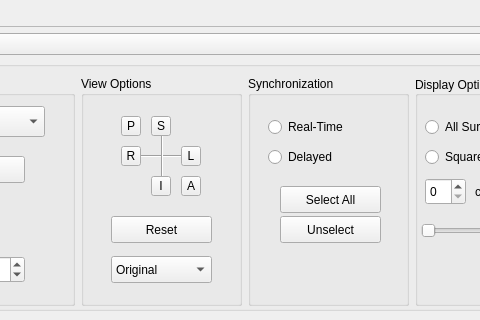
Above: src/ShapePopulationQT.ui from NIRALUser/ShapePopulationViewer before the change; both pictures show x 653 to 1133 and y 480 to 800 of the 1250 by 800 pixel window. Below: the same form after it.
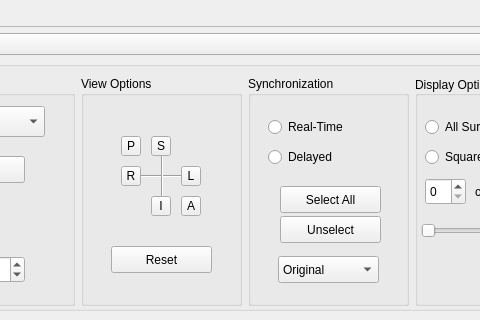
That is the form after the change. Custom widgets are drawn as their Qt base class.

Patch:
```diff
--- a/src/ShapePopulationQT.ui
+++ b/src/ShapePopulationQT.ui
@@ -418,11 +418,64 @@
          <property name="title">
           <string>View Options</string>
          </property>
+         <widget class="QPushButton" name="pushButton_VIEW_reset">
+          <property name="geometry">
+           <rect>
+            <x>30</x>
+            <y>170</y>
+            <width>101</width>
+            <height>27</height>
+           </rect>
+          </property>
+          <property name="text">
+           <string>Reset</string>
+          </property>
+         </widget>
+         <widget class="QWidget" name="widget" native="true">
+          <property name="geometry">
+           <rect>
+            <x>20</x>
+            <y>50</y>
+            <width>120</width>
+            <height>101</height>
+           </rect>
+          </property>
+          <widget class="QToolButton" name="toolButton_VIEW_A">
+           <property name="geometry">
+            <rect>
+             <x>80</x>
+             <y>70</y>
+             <width>20</width>
+             <height>20</height>
+            </rect>
+           </property>
+           <property name="minimumSize">
+            <size>
+             <width>20</width>
+             <height>20</height>
+            </size>
+           </property>
+           <property name="maximumSize">
+            <size>
+             <width>20</width>
+             <height>20</height>
+            </size>
+           </property>
+           <property name="baseSize">
+            <size>
+             <width>20</width>
+             <height>20</height>
+            </size>
+           </property>
+           <property name="text">
+            <string>A</string>
+           </property>
+          </widget>
          <widget class="QToolButton" name="toolButton_VIEW_S">
           <property name="geometry">
            <rect>
-            <x>70</x>
-            <y>40</y>
+             <x>50</x>
+             <y>10</y>
             <width>20</width>
             <height>20</height>
            </rect>
@@ -449,11 +502,24 @@
            <string>S</string>
           </property>
          </widget>
+          <widget class="Line" name="line_VIEW_vert">
+           <property name="geometry">
+            <rect>
+             <x>60</x>
+             <y>20</y>
+             <width>3</width>
+             <height>61</height>
+            </rect>
+           </property>
+           <property name="orientation">
+            <enum>Qt::Vertical</enum>
+           </property>
+          </widget>
          <widget class="QToolButton" name="toolButton_VIEW_L">
           <property name="geometry">
            <rect>
-            <x>100</x>
-            <y>70</y>
+             <x>80</x>
+             <y>40</y>
             <width>20</width>
             <height>20</height>
            </rect>
@@ -480,11 +546,24 @@
            <string>L</string>
           </property>
          </widget>
+          <widget class="Line" name="line_VIEW_hori">
+           <property name="geometry">
+            <rect>
+             <x>27</x>
+             <y>40</y>
+             <width>61</width>
+             <height>20</height>
+            </rect>
+           </property>
+           <property name="orientation">
+            <enum>Qt::Horizontal</enum>
+           </property>
+          </widget>
          <widget class="QToolButton" name="toolButton_VIEW_I">
           <property name="geometry">
            <rect>
-            <x>70</x>
-            <y>100</y>
+             <x>50</x>
+             <y>70</y>
             <width>20</width>
             <height>20</height>
            </rect>
@@ -511,42 +590,11 @@
            <string>I</string>
           </property>
          </widget>
-         <widget class="QToolButton" name="toolButton_VIEW_R">
-          <property name="geometry">
-           <rect>
-            <x>40</x>
-            <y>70</y>
-            <width>20</width>
-            <height>20</height>
-           </rect>
-          </property>
-          <property name="minimumSize">
-           <size>
-            <width>20</width>
-            <height>20</height>
-           </size>
-          </property>
-          <property name="maximumSize">
-           <size>
-            <width>20</width>
-            <height>20</height>
-           </size>
-          </property>
-          <property name="baseSize">
-           <size>
-            <width>20</width>
-            <height>20</height>
-           </size>
-          </property>
-          <property name="text">
-           <string>R</string>
-          </property>
-         </widget>
          <widget class="QToolButton" name="toolButton_VIEW_P">
           <property name="geometry">
            <rect>
-            <x>40</x>
-            <y>40</y>
+             <x>20</x>
+             <y>10</y>
             <width>20</width>
             <height>20</height>
            </rect>
@@ -573,11 +621,11 @@
            <string>P</string>
           </property>
          </widget>
-         <widget class="QToolButton" name="toolButton_VIEW_A">
+          <widget class="QToolButton" name="toolButton_VIEW_R">
           <property name="geometry">
            <rect>
-            <x>100</x>
-            <y>100</y>
+             <x>20</x>
+             <y>40</y>
             <width>20</width>
             <height>20</height>
            </rect>
@@ -601,68 +649,9 @@
            </size>
           </property>
           <property name="text">
-           <string>A</string>
-          </property>
-         </widget>
-         <widget class="Line" name="line_VIEW_hori">
-          <property name="geometry">
-           <rect>
-            <x>47</x>
-            <y>70</y>
-            <width>61</width>
-            <height>20</height>
-           </rect>
-          </property>
-          <property name="orientation">
-           <enum>Qt::Horizontal</enum>
-          </property>
-         </widget>
-         <widget class="Line" name="line_VIEW_vert">
-          <property name="geometry">
-           <rect>
-            <x>80</x>
-            <y>50</y>
-            <width>3</width>
-            <height>61</height>
-           </rect>
-          </property>
-          <property name="orientation">
-           <enum>Qt::Vertical</enum>
-          </property>
-         </widget>
-         <widget class="QPushButton" name="pushButton_VIEW_reset">
-          <property name="geometry">
-           <rect>
-            <x>30</x>
-            <y>140</y>
-            <width>101</width>
-            <height>27</height>
-           </rect>
-          </property>
-          <property name="text">
-           <string>Reset</string>
-          </property>
-         </widget>
-         <widget class="QComboBox" name="comboBox_SYNC_position">
-          <property name="geometry">
-           <rect>
-            <x>30</x>
-            <y>180</y>
-            <width>101</width>
-            <height>27</height>
-           </rect>
-          </property>
-          <item>
-           <property name="text">
-            <string>Original</string>
-           </property>
-          </item>
-          <item>
-           <property name="text">
-            <string>Centered</string>
-           </property>
-          </item>
-         </widget>
+            <string>R</string>
+           </property>
+          </widget>
          <zorder>line_VIEW_hori</zorder>
          <zorder>line_VIEW_vert</zorder>
          <zorder>toolButton_VIEW_S</zorder>
@@ -670,9 +659,8 @@
          <zorder>toolButton_VIEW_I</zorder>
          <zorder>toolButton_VIEW_R</zorder>
          <zorder>toolButton_VIEW_P</zorder>
-         <zorder>toolButton_VIEW_A</zorder>
-         <zorder>pushButton_VIEW_reset</zorder>
-         <zorder>comboBox_SYNC_position</zorder>
+          <zorder>toolButton_VIEW_R</zorder>
+         </widget>
         </widget>
        </item>
        <item>
@@ -744,6 +732,26 @@
            <string>Unselect</string>
           </property>
          </widget>
+         <widget class="QComboBox" name="comboBox_SYNC_position">
+          <property name="geometry">
+           <rect>
+            <x>30</x>
+            <y>180</y>
+            <width>101</width>
+            <height>27</height>
+           </rect>
+          </property>
+          <item>
+           <property name="text">
+            <string>Original</string>
+           </property>
+          </item>
+          <item>
+           <property name="text">
+            <string>Centered</string>
+           </property>
+          </item>
+         </widget>
         </widget>
        </item>
        <item>
```
Left out of the diff: 2 changed lines with no effect on the pictures. Lines whose indentation alone changed are shown as unchanged.
